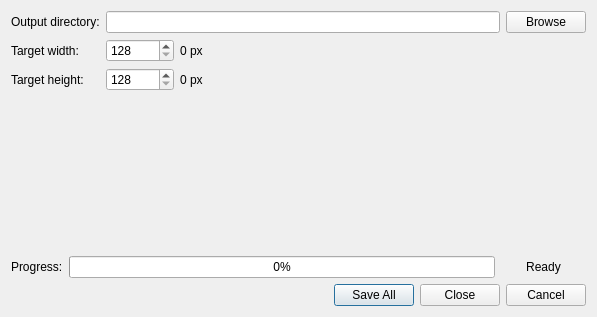
Above: src/preprocessor/gui/export_dialog.ui from CAMBioMed/preprocessor before the change. Below: the same form after it.
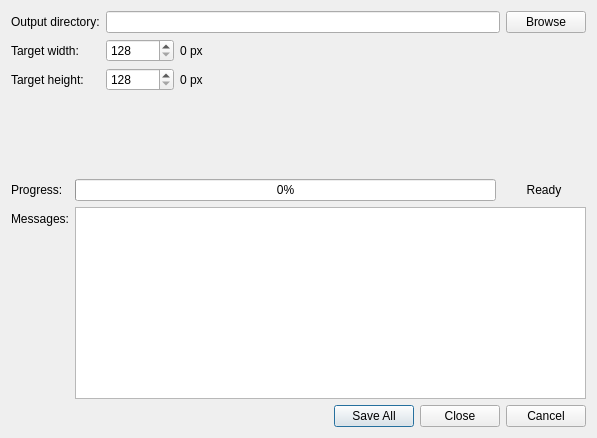
That is the form after the change.

```diff
--- a/src/preprocessor/gui/export_dialog.ui
+++ b/src/preprocessor/gui/export_dialog.ui
@@ -10,7 +10,7 @@
     <x>0</x>
     <y>0</y>
     <width>597</width>
-    <height>317</height>
+    <height>438</height>
    </rect>
   </property>
   <property name="windowTitle">
@@ -31,7 +31,7 @@
         <x>0</x>
         <y>0</y>
         <width>573</width>
-        <height>223</height>
+        <height>122</height>
        </rect>
       </property>
       <layout class="QFormLayout" name="formLayout_2">
@@ -185,7 +185,14 @@
       <property name="bottomMargin">
        <number>0</number>
       </property>
-      <item row="0" column="1">
+      <item row="2" column="0">
+       <widget class="QLabel" name="lblProgress">
+        <property name="text">
+         <string>Progress:</string>
+        </property>
+       </widget>
+      </item>
+      <item row="2" column="1">
        <layout class="QHBoxLayout" name="layProgress">
         <item>
          <widget class="QProgressBar" name="prbProgress">
@@ -218,10 +225,20 @@
         </item>
        </layout>
       </item>
-      <item row="0" column="0">
-       <widget class="QLabel" name="lblProgress">
+      <item row="3" column="0">
+       <widget class="QLabel" name="lblMessages">
         <property name="text">
-         <string>Progress:</string>
+         <string>Messages:</string>
+        </property>
+       </widget>
+      </item>
+      <item row="3" column="1">
+       <widget class="QListWidget" name="lstMessages">
+        <property name="sizePolicy">
+         <sizepolicy hsizetype="Expanding" vsizetype="Expanding">
+          <horstretch>0</horstretch>
+          <verstretch>0</verstretch>
+         </sizepolicy>
         </property>
        </widget>
       </item>
```
